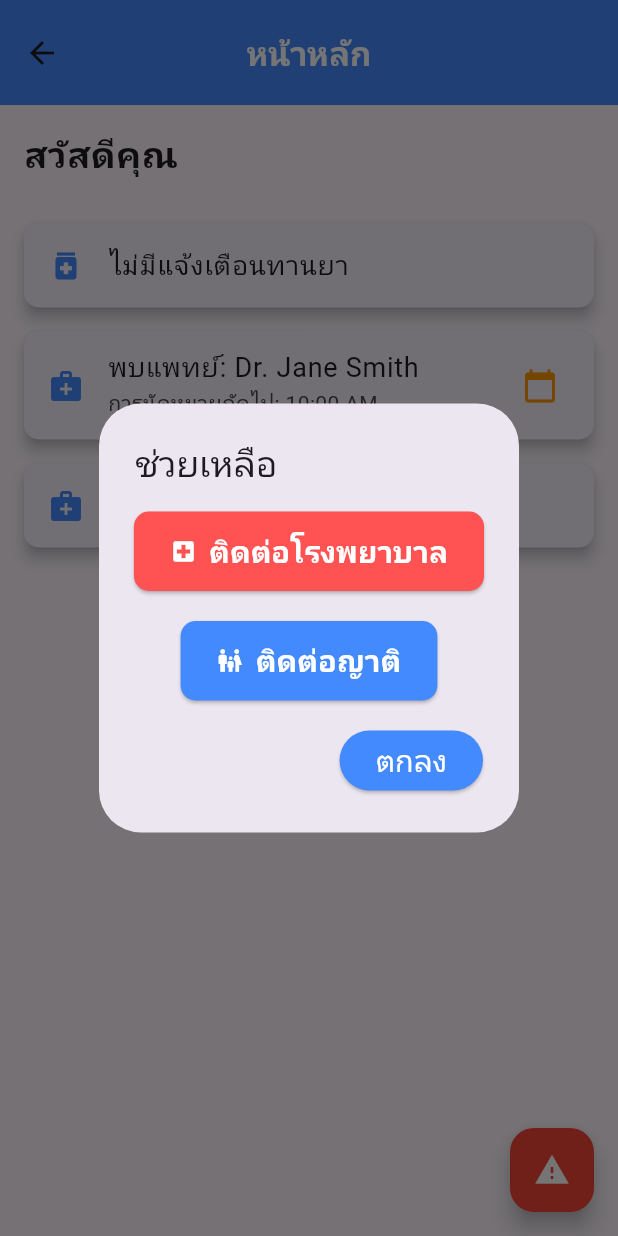
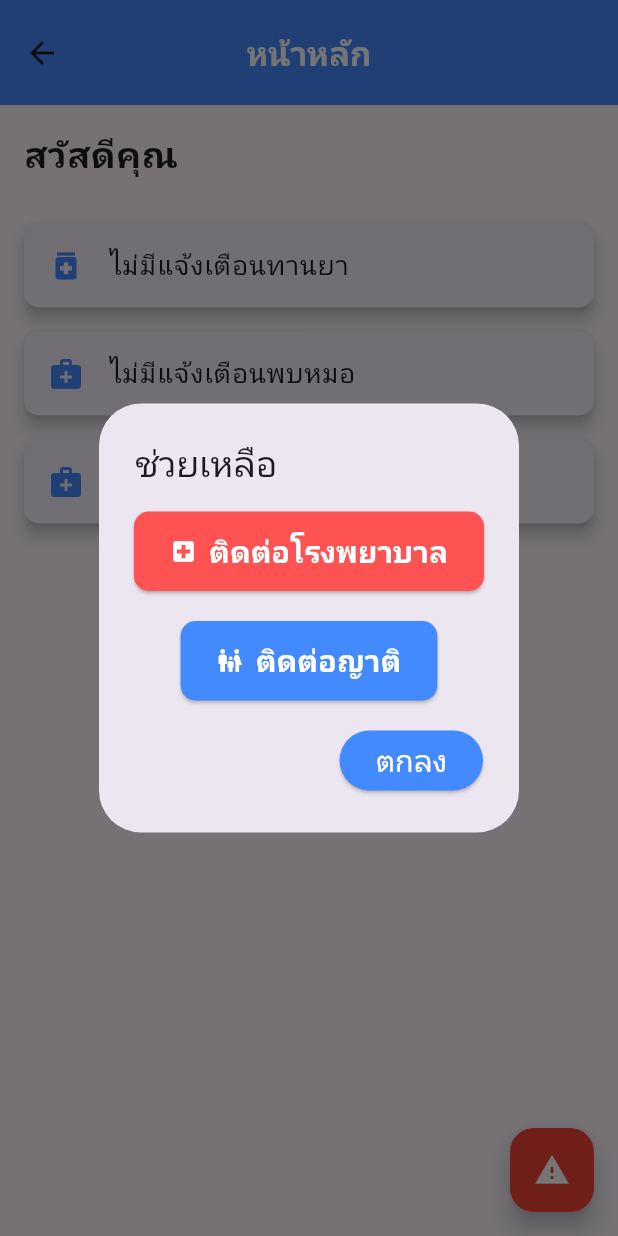
Before and after one commit to peerapattop/elder-care, a Flutter app: the HomeScreen screen opened directly, after a tap on the "warning" icon, on a phone screen of 412 x 824 dp. Run offline on Flutter 3.47's test engine with Material 3 defaults, Android fonts, the phone set to English and light mode, and no system bars; our stand-ins replace shared_preferences; missing offline and left inert: flutter_inappwebview; accounts and stored records are empty.

Commit message:
update NextDoctorAppointment

```diff
--- a/lib/screens/add_exercise_reminder_screen.dart
+++ b/lib/screens/add_exercise_reminder_screen.dart
@@ -65,7 +65,7 @@ class _AddExerciseReminderScreenState extends State<AddExerciseReminderScreen> {
     await prefs.setStringList('exerciseReminders', reminders);
 
     ScaffoldMessenger.of(context).showSnackBar(
-      const SnackBar(content: Text('บันทึกสำเร็จ')),
+      const SnackBar(content: Text('บันทึกข้อมูลแจ้งเตือนออกกำลังกายสําเร็จ')),
     );
 
     Navigator.pop(context);
--- a/lib/screens/add_medication_reminder_screen.dart
+++ b/lib/screens/add_medication_reminder_screen.dart
@@ -66,7 +66,7 @@ class _AddMedicationReminderScreenState
     await prefs.setString('medicationReminders', jsonEncode(remindersList));
 
     ScaffoldMessenger.of(context).showSnackBar(
-      const SnackBar(content: Text('บันทึกการเตือนสำเร็จ')),
+      const SnackBar(content: Text('บันทึกข้อมูลแจ้งเตือนกินยาสำเร็จ')),
     );
 
     _medicationController.clear();
--- a/lib/screens/home_screen.dart
+++ b/lib/screens/home_screen.dart
@@ -64,13 +64,76 @@ class _HomeScreenState extends State<HomeScreen> {
     });
   }
 
-  Future<Map<String, dynamic>?> getNextDoctorAppointment() async {}
+  Future<Map<String, dynamic>?> getNextDoctorAppointment() async {
+    try {
+      SharedPreferences prefs = await SharedPreferences.getInstance();
+
+      // อ่านข้อมูลจาก SharedPreferences (เก็บเป็น List<String>)
+      List<String>? storedData = prefs.getStringList('appointments');
+      List<Map<String, dynamic>> doctors = [];
+
+      if (storedData != null && storedData.isNotEmpty) {
+        try {
+          // แปลง String แต่ละอันใน List ให้เป็น Map<String, dynamic>
+          doctors = storedData
+              .map((item) => Map<String, dynamic>.from(jsonDecode(item)))
+              .toList();
+        } catch (e) {
+          print("Error decoding stored data: $e");
+          doctors = []; // ถ้าแปลงข้อมูลผิดพลาด ให้เริ่มต้นใหม่
+        }
+      }
+
+      if (doctors.isEmpty) {
+        return null; // หากไม่พบข้อมูลการนัดหมาย
+      }
+
+      final DateTime now = DateTime.now();
+      final dateTimeFormat = DateFormat("yyyy-MM-dd hh:mm a");
+
+      // Filter upcoming appointments
+      final List<Map<String, dynamic>> upcomingDoctorsAppointments = doctors.where((doctor) {
+        try {
+          final String dateString = doctor['appointmentDate'] ?? '';
+          final String timeString = doctor['appointmentTime'] ?? '';
+
+          final DateTime doctorDateTime = dateTimeFormat.parse('$dateString $timeString');
+
+          final bool isConfirmed = doctor['isConfirmed'] ?? false;
+          final String status = doctor['status']?.toLowerCase() ?? '';
+
+          return doctorDateTime.isAfter(now) && !isConfirmed && status != 'เสร็จสิ้น';
+        } catch (e) {
+          print("Error parsing doctor appointment: $e");
+          return false;
+        }
+      }).toList();
+
+      if (upcomingDoctorsAppointments.isEmpty) {
+        print("No upcoming doctor appointments found.");
+        return null;
+      }
+
+      // Sort by datetime
+      upcomingDoctorsAppointments.sort((a, b) {
+        final DateTime dateTimeA = dateTimeFormat.parse('${a['appointmentDate']} ${a['appointmentTime']}');
+        final DateTime dateTimeB = dateTimeFormat.parse('${b['appointmentDate']} ${b['appointmentTime']}');
+        return dateTimeA.compareTo(dateTimeB);
+      });
+
+      final closestDoctor = upcomingDoctorsAppointments.first;
+      print("Closest upcoming appointment: $closestDoctor");
+      return closestDoctor;
+    } catch (e) {
+      print("Unexpected error in getNextDoctorAppointment: $e");
+      return null;
+    }
+  }
 
   Future<Map<String, dynamic>?> getNextExercise() async {
     try {
       SharedPreferences prefs = await SharedPreferences.getInstance();
 
-      // ใช้ getStringList() แทน getString() เพราะข้อมูลที่เก็บไว้เป็น List<String>
       final List<String>? exercisesJsonList = prefs.getStringList('exerciseReminders');
       print('exercisesJsonList from SharedPreferences: $exercisesJsonList');
 
@@ -78,7 +141,6 @@ class _HomeScreenState extends State<HomeScreen> {
         return null;
       }
 
-      // แปลง List<String> ที่เก็บ JSON string แต่ละอันให้เป็น List<Map<String, dynamic> >
       final List<Map<String, dynamic>> exercises = exercisesJsonList
           .map((item) => Map<String, dynamic>.from(jsonDecode(item)))
           .toList();
@@ -89,18 +151,14 @@ class _HomeScreenState extends State<HomeScreen> {
       final dateFormat = DateFormat("yyyy-MM-dd");
       final timeFormat = DateFormat("hh:mm a");
 
-      // กรองกิจกรรมที่มีกำหนดเวลาหลังจากปัจจุบัน และตรวจสอบสถานะ
       final upcomingExercises = exercises.where((exercise) {
         try {
-          // แยกส่วนวันที่และเวลาออกจากกัน
-          final String dateString = exercise['date'];  // '2024-11-28T00:00:00.000'
-          final String timeString = exercise['time'];  // '2:55 PM'
+          final String dateString = exercise['date'];
+          final String timeString = exercise['time'];
 
-          // แปลงวันที่และเวลาให้ถูกต้อง
-          final DateTime exerciseDate = dateFormat.parse(dateString.split('T')[0]); // แปลงวันที่จาก '2024-11-28'
-          final DateTime exerciseTime = timeFormat.parse(timeString);  // แปลงเวลาเป็น '2:55 PM'
+          final DateTime exerciseDate = dateFormat.parse(dateString.split('T')[0]);
+          final DateTime exerciseTime = timeFormat.parse(timeString);
 
-          // รวมวันที่และเวลาที่แยกจากกันแล้วเป็น DateTime
           final DateTime exerciseDateTime = DateTime(
             exerciseDate.year,
             exerciseDate.month,
@@ -109,11 +167,9 @@ class _HomeScreenState extends State<HomeScreen> {
             exerciseTime.minute,
           );
 
-          // ตรวจสอบสถานะของกิจกรรม
           final bool isConfirmed = exercise['isConfirmed'] ?? false;
           final String status = exercise['status'] ?? '';
 
-          // ตรวจสอบว่าเวลาออกกำลังกายหลังจากปัจจุบัน และสถานะยังไม่เสร็จสิ้น
           return exerciseDateTime.isAfter(now) &&
               !isConfirmed &&
               status != 'เสร็จสิ้น';
@@ -127,8 +183,6 @@ class _HomeScreenState extends State<HomeScreen> {
         print("No upcoming exercise found.");
         return null;
       }
-
-      // เรียงลำดับกิจกรรมตามเวลา
       upcomingExercises.sort((a, b) {
         final DateTime timeA = dateFormat.parse(a['date']);
         final DateTime timeB = dateFormat.parse(b['date']);
@@ -284,6 +338,22 @@ class _HomeScreenState extends State<HomeScreen> {
                 ),
               ),
             ],
+            if(nextDoctorAppointment != null)...[
+              Card(
+                elevation: 4,
+                margin: const EdgeInsets.symmetric(vertical: 8),
+                shape: RoundedRectangleBorder(
+                  borderRadius: BorderRadius.circular(10),
+                ),
+                child: ListTile(
+                  leading: const Icon(Icons.medical_services, color: Colors.blueAccent),
+                  title: Text('พบแพทย์: ${nextDoctorAppointment!['doctorName']}',
+                      style: const TextStyle(fontSize: 18)),
+                  subtitle: Text('การนัดหมายถัดไป: 10:00 AM'),
+                  trailing: Icon(Icons.calendar_today, color: Colors.orange),
+                ),
+              ),
+            ]else ...[
               Card(
                 elevation: 4,
                 margin: const EdgeInsets.symmetric(vertical: 8),
@@ -291,13 +361,16 @@ class _HomeScreenState extends State<HomeScreen> {
                   borderRadius: BorderRadius.circular(10),
                 ),
                 child: const ListTile(
-                leading: Icon(Icons.medical_services, color: Colors.blueAccent),
-                title: Text('พบแพทย์: Dr. Jane Smith',
-                    style: TextStyle(fontSize: 18)),
-                subtitle: Text('การนัดหมายถัดไป: 10:00 AM'),
-                trailing: Icon(Icons.calendar_today, color: Colors.orange),
+                  leading:
+                  Icon(Icons.medical_services, color: Colors.blueAccent),
+                  title: Text(
+                    'ไม่มีแจ้งเตือนพบหมอ',
+                    style: TextStyle(fontSize: 18),
                   ),
                 ),
+              ),
+            ],
+
             if (nextExercise != null) ...[
               Card(
                 elevation: 4,
```
Lines whose indentation alone changed are shown as unchanged.
